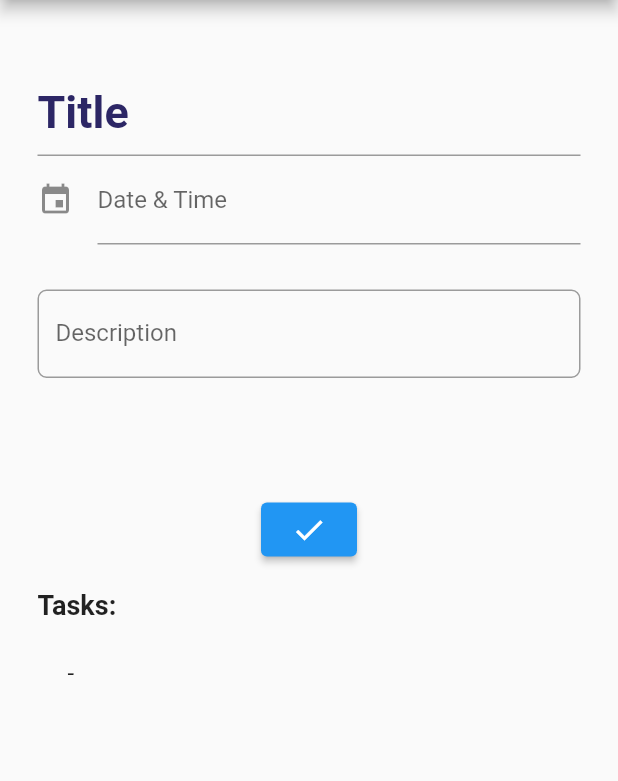
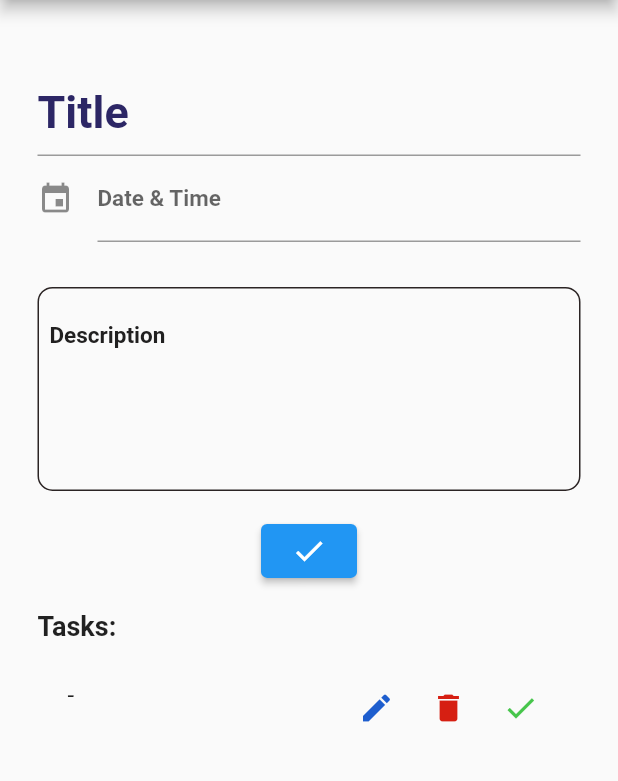
Before and after one commit to ank809/Todo_App, a Flutter app: the screen it shows after launch, after a tap on the "check" icon, on a phone screen of 412 x 824 dp, the part 84-865 px from its top. Run offline on Flutter 3.47's test engine with Material 2 defaults, Android fonts, the phone set to English and light mode, and no system bars; drawn by our look-alikes of date_time_picker; our stand-ins replace firebase_core, firebase_database; accounts and stored records are empty.

Commit message:
new changes

```diff
--- a/lib/constants.dart
+++ b/lib/constants.dart
@@ -1,3 +1,5 @@
 import 'package:flutter/material.dart';
 const hometext=  TextStyle(color: Color.fromARGB(255, 44, 38, 101),
                               fontSize: 30.0, fontWeight: FontWeight.bold);
+ const datetimetext= TextStyle(color: Color.fromARGB(255, 33, 32, 32), fontSize: 15.0, fontWeight: FontWeight.bold);
+ const desctext= TextStyle(color: Color.fromARGB(255, 33, 32, 32), fontSize: 15.0, fontWeight: FontWeight.bold);
--- a/lib/home.dart
+++ b/lib/home.dart
@@ -1,4 +1,4 @@
-// import 'package:firebase_core/firebase_core.dart';
+import 'package:flutter/foundation.dart';
 import 'package:flutter/material.dart';
 import 'package:todo_app/constants.dart';
 import 'package:date_time_picker/date_time_picker.dart';
@@ -33,7 +33,6 @@ class _HomeState extends State<Home> {
     super.initState();
     dbref = FirebaseDatabase.instance.ref().child('todo');
   }
-
   @override
   Widget build(BuildContext context) {
     return Scaffold(
@@ -61,7 +60,7 @@ class _HomeState extends State<Home> {
                 firstDate: DateTime.now(),
                 lastDate: DateTime(2100),
                 icon: const Icon(Icons.event),
-                dateLabelText: 'Date & Time',
+                dateLabelText: 'Date & Time',style: datetimetext,
                 onChanged: (val) {
                   setState(() {
                     selectedDateTime = DateTime.parse(val);
@@ -69,18 +68,26 @@ class _HomeState extends State<Home> {
                 },
               ),
               const SizedBox(height: 30.0,),
-              Container(
+              DecoratedBox(
+                decoration: BoxDecoration(
+                  border: Border.all(color: const Color.fromARGB(255, 43, 36, 36),
+                  width: 1.0),
+                  borderRadius: BorderRadius.circular(10.0),
+                ),
+                child: Padding(
+                  padding: const EdgeInsets.all(8.0),
+                  child: Container(
                     height: 120.0,
                     child: TextFormField(
                       controller: _descriptionController,
                       decoration: InputDecoration(
-                    border: OutlineInputBorder(
-                      borderRadius: BorderRadius.circular(6.0),
-                    ),
-                    labelText: 'Description',
+                        border: InputBorder.none,
+                        hintText: 'Description',
+                        hintStyle: desctext,
                       ),
                     ),
                   ),
+                ),),
               const SizedBox(height: 16),
               ElevatedButton(
                 onPressed: () {
@@ -113,16 +120,45 @@ class _HomeState extends State<Home> {
                 ),
               ),
               const SizedBox(height: 8),
-              ListView.builder(
-                shrinkWrap: true,
+            Container(
+  height: MediaQuery.of(context).size.height * 0.3, // Adjust the height as needed
+  width: MediaQuery.of(context).size.width, // Adjust the width as needed
+  child: ListView.builder(
     itemCount: tasks.length,
     itemBuilder: (context, index) {
       Task task = tasks[index];
       return ListTile(
         title: Text('${task.title} - ${task.dateAndtime}'),
         subtitle: Text(task.description),
+        trailing: Row(
+          mainAxisSize: MainAxisSize.min,
+          children: [
+            IconButton(
+              color: const Color.fromARGB(255, 30, 94, 206),
+              icon: Icon(Icons.edit),
+              onPressed: () {
+                // Handle edit button pressed
+              },
+            ),
+            IconButton(
+              color: Color.fromARGB(255, 214, 31, 18),
+              icon: Icon(Icons.delete),
+              onPressed: () {
+                // Handle delete button pressed
+              },
+            ),
+            IconButton(
+              color: const Color.fromARGB(255, 70, 197, 75),
+              icon: Icon(Icons.check),
+              onPressed: () {
+                // Handle complete button pressed
+              },
+            ),
+          ],
+        ),
       );
     },
+  ),
 ),
             ],
           ),
--- a/lib/main.dart
+++ b/lib/main.dart
@@ -41,6 +41,7 @@ class Todo extends StatelessWidget {
       theme: ThemeData(
         primaryColor: primaryColour,
         appBarTheme: AppBarTheme(color: primaryColour),
+       //scaffoldBackgroundColor: Color.fromARGB(255, 165, 153, 153),
       ),
     );
   }
```
Also changed, not shown: lib/functionalities.dart (added). Lines whose indentation alone changed are shown as unchanged.
